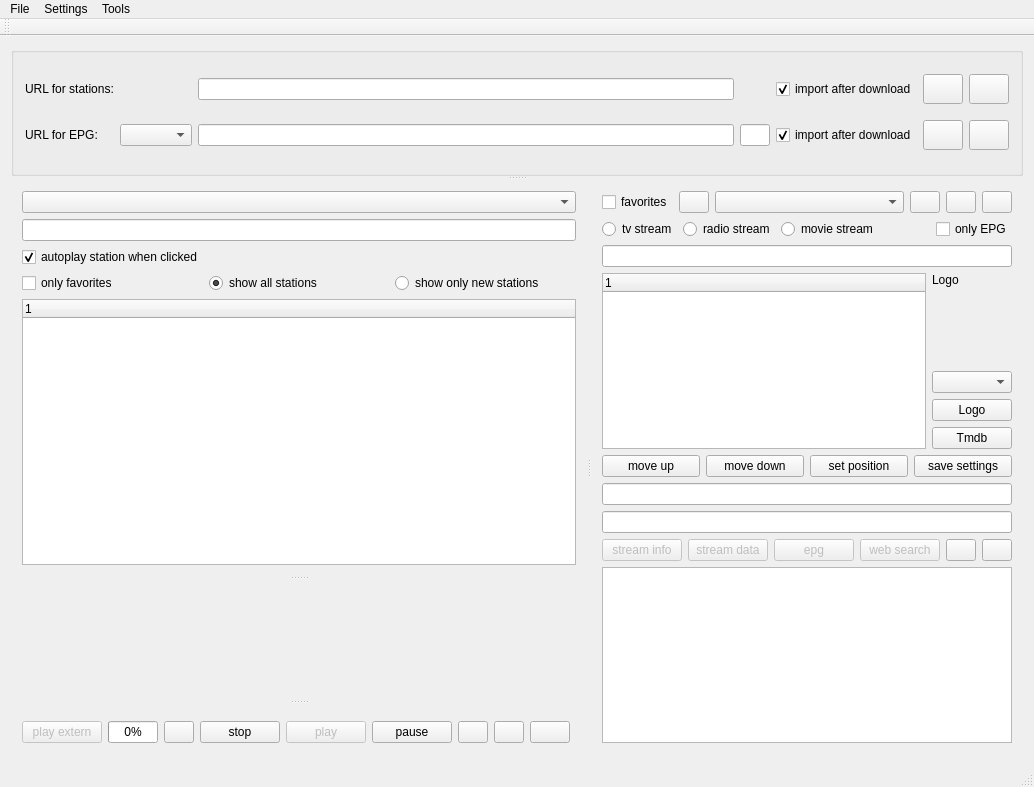
Old version of the form mainwindow.ui in the repository sgersing73/m3uMan.
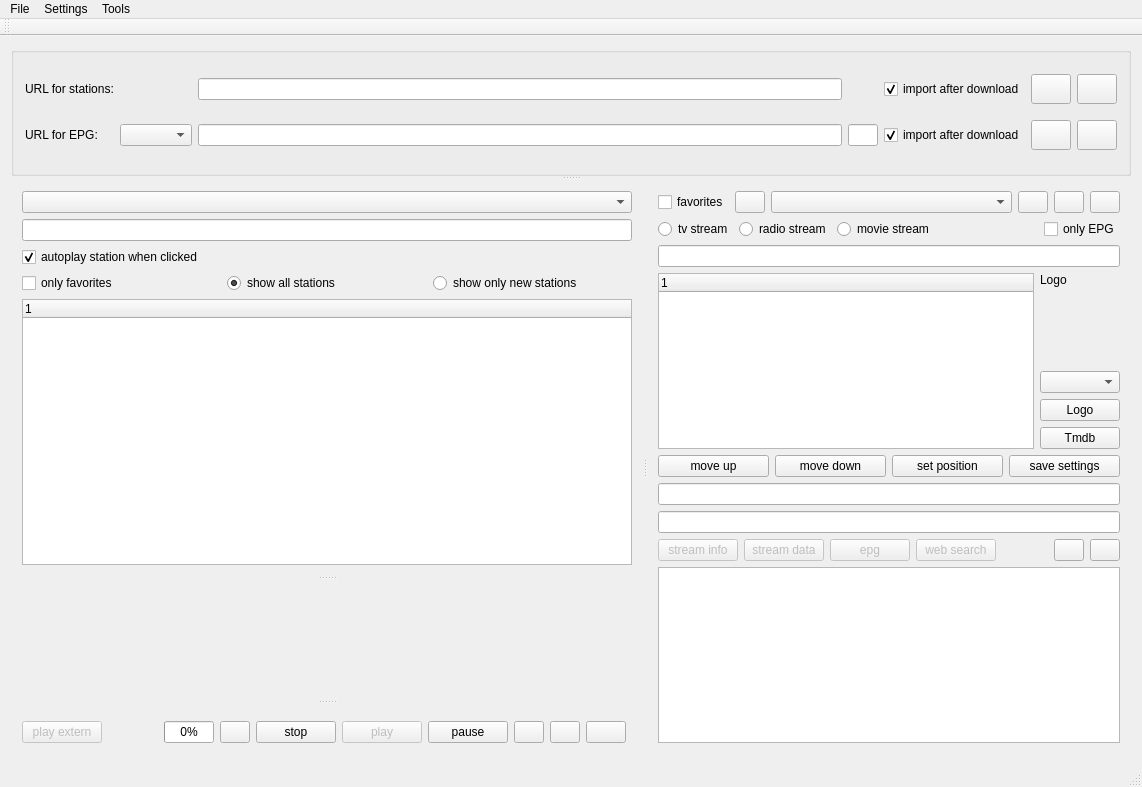
New version of the form. Icons and pictures are not drawn. Custom widgets are drawn as their Qt base class.

The edit to the form file:
```diff
--- a/mainwindow.ui
+++ b/mainwindow.ui
@@ -6,7 +6,7 @@
    <rect>
     <x>0</x>
     <y>0</y>
-    <width>1001</width>
+    <width>1142</width>
     <height>787</height>
    </rect>
   </property>
@@ -947,8 +947,8 @@
     <rect>
      <x>0</x>
      <y>0</y>
-     <width>1001</width>
-     <height>21</height>
+     <width>1142</width>
+     <height>26</height>
     </rect>
    </property>
    <widget class="QMenu" name="menuSettings">
```
Left out of the diff: 12 changed lines with no effect on the pictures.
